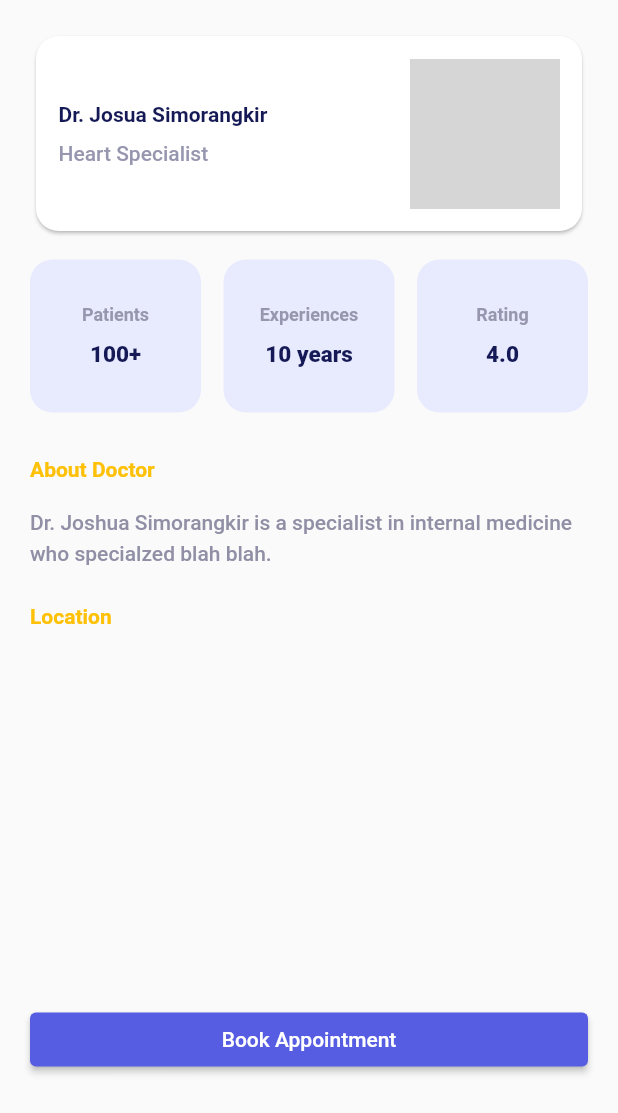
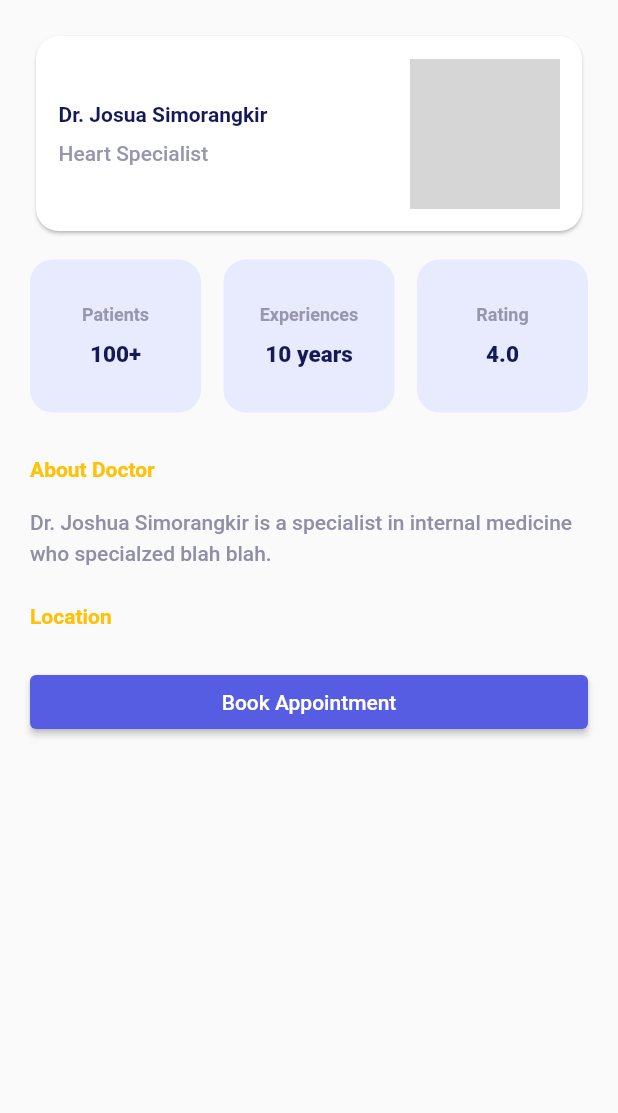
Before and after one commit to Sooryanjali/app, a Flutter app: the DetailBody widget shown alone on an empty page, opened directly, on a phone screen of 412 x 824 dp. Shown: the top 1113 px of the screen. Run offline on Flutter 3.47's test engine with Material 2 defaults, Android fonts, the phone set to English and light mode, and no system bars; our stand-ins replace firebase_auth, firebase_core; missing offline and left inert: dart:js; accounts and stored records are empty; grey boxes are pictures that could not be loaded.

Commit message:
Update doctor_detail.dart

```diff
--- a/lib/screens/doctor_detail.dart
+++ b/lib/screens/doctor_detail.dart
@@ -14,16 +14,14 @@ class SliverDoctorDetail extends StatelessWidget {
         slivers: [
           SliverAppBar(
             pinned: true,
-            title: Text('Detail Doctor'),
-            backgroundColor: Color(MyColors.primary),
-            expandedHeight: 200,
-            flexibleSpace: FlexibleSpaceBar(
-              background: Image(
-                image: AssetImage('assets/hospital.jpeg'),
-                fit: BoxFit.cover,
+            title: Text('Doctors available:',
+            style: TextStyle(
+              color: Colors.black
+            ),
+            ),
+            backgroundColor: Colors.indigo[50],
+            expandedHeight: 50,
               ),
-            ),
-          ),
           SliverToBoxAdapter(
             child: DetailBody(),
           )
@@ -79,10 +77,6 @@ class DetailBody extends StatelessWidget {
           SizedBox(
             height: 25,
           ),
-          DoctorLocation(),
-          SizedBox(
-            height: 25,
-          ),
           ElevatedButton(
             style: ButtonStyle(
               backgroundColor: MaterialStateProperty.all<Color>(
@@ -98,34 +92,7 @@ class DetailBody extends StatelessWidget {
   }
 }
 
-class DoctorLocation extends StatelessWidget {
-  const DoctorLocation({
-    Key? key,
-  }) : super(key: key);
 
-  @override
-  Widget build(BuildContext context) {
-    return SizedBox(
-      width: double.infinity,
-      height: 200,
-      child: ClipRRect(
-        borderRadius: BorderRadius.circular(20),
-        /*child: FlutterMap(
-          options: MapOptions(
-            center: latLng.LatLng(51.5, -0.09),
-            zoom: 13.0,
-          ),
-          layers: [
-            TileLayerOptions(
-              urlTemplate: 'https://{s}.tile.openstreetmap.org/{z}/{x}/{y}.png',
-              subdomains: ['a', 'b', 'c'],
-            ),
-          ],
-        ),*/
-      ),
-    );
-  }
-}
 
 class DoctorInfo extends StatelessWidget {
   const DoctorInfo({
```
